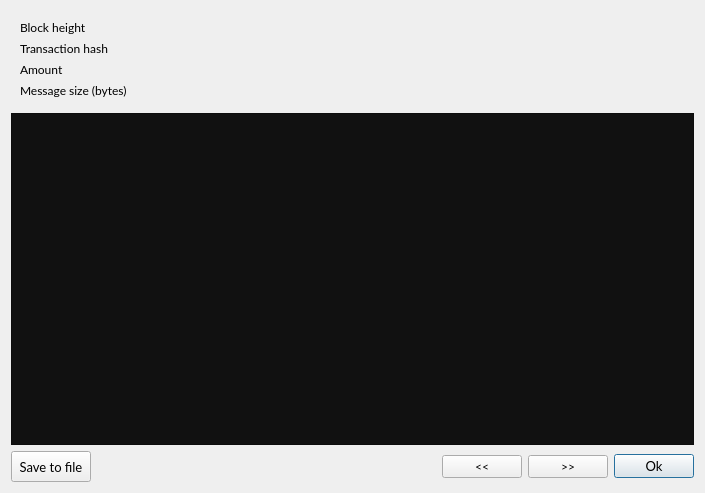
Above: src/gui/ui/messagedetailsdialog.ui from ConcealNetwork/conceal-desktop before the change. Below: the same form after it.
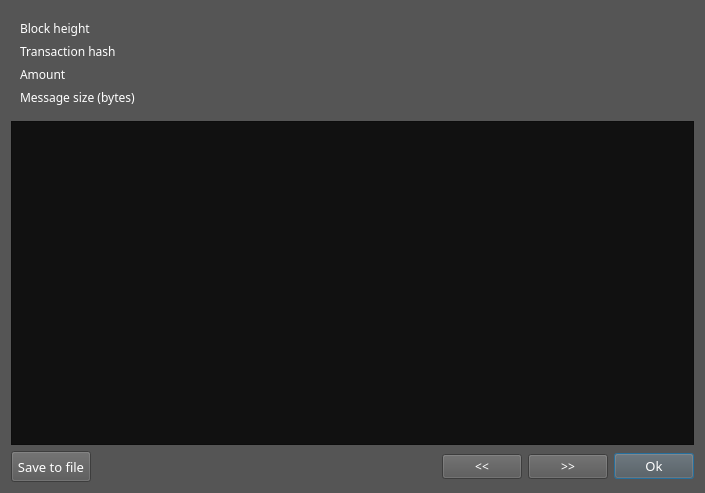
That is the form after the change.

The edit to the form file:
```diff
--- a/src/gui/ui/messagedetailsdialog.ui
+++ b/src/gui/ui/messagedetailsdialog.ui
@@ -13,6 +13,11 @@
   <property name="windowTitle">
    <string>Message</string>
   </property>
+  <property name="styleSheet">
+   <string notr="true">font-family: 'Raleway';
+background-color: #555;
+color: #fff;</string>
+  </property>
   <layout class="QVBoxLayout" name="verticalLayout">
    <item>
     <widget class="QFrame" name="frame">
@@ -30,7 +35,7 @@
        <widget class="QLabel" name="label">
         <property name="font">
          <font>
-          <family>Lato</family>
+          <family>Raleway</family>
           <pointsize>9</pointsize>
          </font>
         </property>
@@ -43,7 +48,7 @@
        <widget class="QLabel" name="m_heightLabel">
         <property name="font">
          <font>
-          <family>Lato</family>
+          <family>Raleway</family>
           <pointsize>9</pointsize>
          </font>
         </property>
@@ -56,7 +61,7 @@
        <widget class="QLabel" name="label_5">
         <property name="font">
          <font>
-          <family>Lato</family>
+          <family>Raleway</family>
           <pointsize>9</pointsize>
          </font>
         </property>
@@ -69,7 +74,7 @@
        <widget class="QLabel" name="m_hashLabel">
         <property name="font">
          <font>
-          <family>Lato</family>
+          <family>Raleway</family>
           <pointsize>9</pointsize>
          </font>
         </property>
@@ -82,7 +87,7 @@
        <widget class="QLabel" name="m_amountLabel">
         <property name="font">
          <font>
-          <family>Lato</family>
+          <family>Raleway</family>
           <pointsize>9</pointsize>
          </font>
         </property>
@@ -95,7 +100,7 @@
        <widget class="QLabel" name="label_3">
         <property name="font">
          <font>
-          <family>Lato</family>
+          <family>Raleway</family>
           <pointsize>9</pointsize>
          </font>
         </property>
@@ -108,7 +113,7 @@
        <widget class="QLabel" name="label_7">
         <property name="font">
          <font>
-          <family>Lato</family>
+          <family>Raleway</family>
           <pointsize>9</pointsize>
          </font>
         </property>
@@ -121,7 +126,7 @@
        <widget class="QLabel" name="m_sizeLabel">
         <property name="font">
          <font>
-          <family>Lato</family>
+          <family>Raleway</family>
           <pointsize>9</pointsize>
          </font>
         </property>
@@ -155,7 +160,7 @@
        </property>
        <property name="font">
         <font>
-         <family>Lato</family>
+         <family>Raleway</family>
          <pointsize>10</pointsize>
         </font>
        </property>
@@ -181,7 +186,7 @@
       <widget class="QPushButton" name="m_prevButton">
        <property name="font">
         <font>
-         <family>Lato</family>
+         <family>Raleway</family>
         </font>
        </property>
        <property name="text">
@@ -193,7 +198,7 @@
       <widget class="QPushButton" name="m_nextButton">
        <property name="font">
         <font>
-         <family>Lato</family>
+         <family>Raleway</family>
         </font>
        </property>
        <property name="text">
@@ -205,7 +210,7 @@
       <widget class="QPushButton" name="m_okButton">
        <property name="font">
         <font>
-         <family>Lato</family>
+         <family>Raleway</family>
          <pointsize>10</pointsize>
         </font>
        </property>
```
